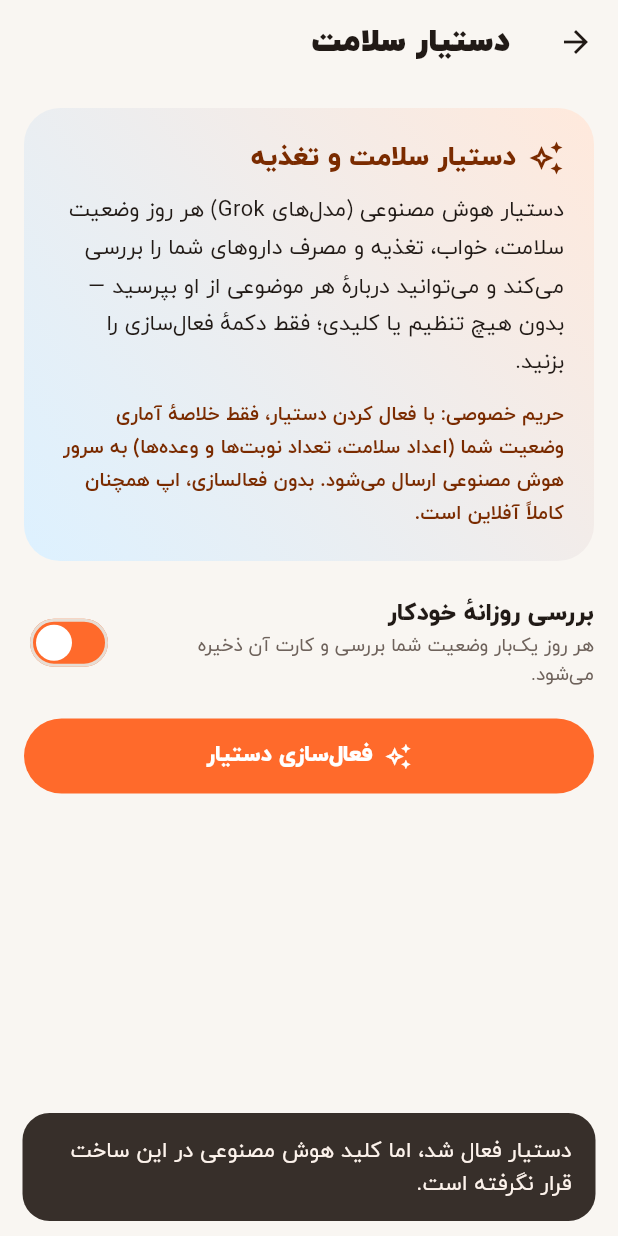
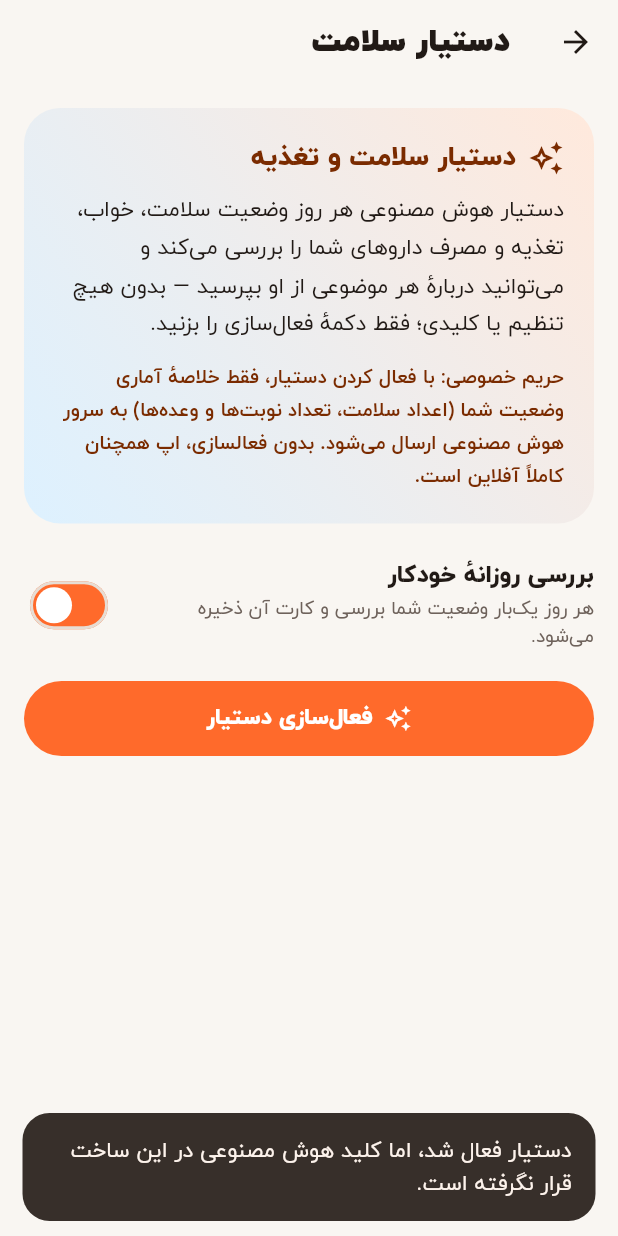
Before and after one commit to ArtinNourafshar/darooyar, a Flutter app: the AiScreen screen opened directly, after a tap on "فعال‌سازی دستیار", on a phone screen of 412 x 824 dp. Run offline on Flutter 3.47's test engine with Material 3 defaults, Android fonts, the light colour scheme and no system bars; our stand-ins replace file_picker, fl_chart, flutter_local_notifications, flutter_timezone, open_filex, pdf and 4 more; accounts and stored records are empty.

Commit message:
تغییر ارائه‌دهندهٔ دستیار از Grok به Google Gemini (تر رایگان، بدون کارت)
- ai_config: کلید از طریق --dart-define پاس می‌شود (هرگز در گیت نیست)؛ نشانی و مدل Gemini
- grok_service.dart -> ai_service.dart با نام‌گذاری بی‌طرف
- ai_provider: پذیرش فقط مدل‌های gemini از مدل ذخیره‌شدهٔ قدیمی
- UI و کامنت‌ها و README: راهنمای دریافت کلید رایگان AI Studio

```diff
--- a/lib/core/settings/settings_repository.dart
+++ b/lib/core/settings/settings_repository.dart
@@ -6,7 +6,7 @@ import 'package:darooyar/core/database/database_service.dart';
 ///
 /// کلیدها:
 /// - `ai_api_key` / `ai_model` — میراث نسخه‌های قبلی (بدون استفاده؛ کلید
-///   Grok اکنون در `ai_config.dart` سازنده ثبت می‌شود)
+///   هوش مصنوعی اکنون در `ai_config.dart` سازنده ثبت می‌شود)
 /// - `ai_enabled` — «1» یعنی کاربر بخش دستیار را فعال کرده (opt-in)
 /// - `ai_daily_check` — «1» یعنی بررسی روزانهٔ خودکار فعال است
 /// - `ai_last_check_day` — آخرین روزِ اجرای بررسی روزانه (yyyy-MM-dd)
--- a/lib/features/ai/ai_config.dart
+++ b/lib/features/ai/ai_config.dart
@@ -1,31 +1,47 @@
-/// پیکربندی هوش مصنوعی دارویار — مدل‌های Grok (xAI).
+/// پیکربندی هوش مصنوعی دارویار — سرویس Google Gemini (AI Studio).
 ///
 /// دستیار برای عموم کاربران نهایی آمادهٔ استفاده است:
 /// - کاربر **هیچ کلیدی وارد نمی‌کند**؛ بخش «دستیار» فقط یک دکمهٔ فعال‌سازی دارد.
-/// - کلید سازنده در همین فایل ثبت می‌شود و همراهٔ هر درخواست به سرور xAI
+/// - کلید سازنده در همین فایل ثبت می‌شود و همراهٔ هر درخواست به سرور Google
 ///   می‌رود (بدون سرور واسط).
 ///
-/// ⚠️ نکتهٔ امنیتی برای توسعه‌دهنده: هر کلیدی که اینجا بگذاری در خروجی
-/// نهایی (APK/ exe) قابل استخراج است؛ بنابراین در کنسول xAI حتماً
-/// **Spend Cap** (سقف مصرف) و هشدار مصرف فعال کن و کلید را دوره‌ای تعویض کن.
+/// چرا Gemini؟ کلید AI Studio **رایگان و بدون کارت بانکی** ساخته می‌شود و تر
+/// رایگان (Free tier) آن برای استفادهٔ شخصی کافی است. مدل پیش‌فرض
+/// `gemini-3.6-flash` است: سریع، ارزان (در تر پولی) و فارسیِ عالی.
 ///
-/// روش دریافت کلید:
-/// 1) ثبت‌نام رایگان در console.x.ai
-/// 2) ساخت کلید از صفحهٔ API Keys (شروع با `xai-`)
-/// 3) شارژ حساب در سربرگ Billing (پرداخت به ازای مصرف؛ بدون اشتراک)
+/// endpoint سازگار با OpenAI (`/v1beta/openai`) استفاده می‌شود تا سرویس
+/// موجود (`ai_service.dart`) بدون تغییر کار کند.
+///
+/// ⚠️ نکات:
+/// - کلید داخل خروجی نهایی (APK/exe) قابل استخراج است؛ در AI Studio دوره‌ای
+///   کلید را Regenerate کن و سقف‌های Free tier را نادیده نگیر.
+/// - سرور گوگل ممکن است بدون VPN از ایران در دسترس نباشد؛ اگر اتصال نشد
+///   پیام خطای «اتصال برقرار نشد» به کاربر نشان داده می‌شود.
+///
+/// روش دریافت کلید رایگان (یک بار، ۲ دقیقه):
+/// 1) ورود به aistudio.google.com با حساب گوگل — بدون کارت
+/// 2) ساخت کلید از بخش «Get API key» (شروع با `AQ.`)
+/// 3) کلید را هنگام ساخت با `--dart-define=DAROOYAR_AI_KEY=AQ.…` پاس بده
+///    (در گیت ذخیره نمی‌شود؛ فقط در باینری منتشرشده جاسازی می‌شود)
 library;
 
-/// کلید API سازنده (با `xai-` شروع می‌شود).
+/// کلید API سازنده در Google AI Studio (با `AQ.` شروع می‌شود).
 ///
-/// خالی بماند یعنی ساخت حاضر پشتیبانی نشده و پیام «کلید تنظیم نشده»
+/// کلید **هرگز در گیت کامیت نمی‌شود** (GitHub Push Protection آن را بلاک می‌کند)؛
+/// هنگام ساخت با `--dart-define=DAROOYAR_AI_KEY=AQ.…` پاس داده می‌شود:
+/// `flutter build apk --release --dart-define=DAROOYAR_AI_KEY=AQ.…`
+///
+/// خالی بماند یعنی ساخت بدون کلید است و پیام «کلید تنظیم نشده»
 /// به کاربر نمایش داده می‌شود.
-const String kGrokApiKey = '';
+const String kAiApiKey = String.fromEnvironment('DAROOYAR_AI_KEY');
 
-/// نشانی پایهٔ API (سازگار با SDKهای OpenAI).
-const String kGrokBaseUrl = 'https://api.x.ai/v1';
+/// نشانی پایهٔ API — endpoint سازگار با OpenAI در Gemini.
+const String kAiBaseUrl =
+    'https://generativelanguage.googleapis.com/v1beta/openai';
 
-/// مدل پیش‌فرض: ارزان‌ترین مدل پشتیبانی‌شدهٔ فعلی.
+/// مدل پیش‌فرض: سریع‌ترین مدلِ فعالِ رایگان.
 ///
-/// - `grok-4.3` — ارزان (پیشنهادی برای عموم)
-/// - `grok-4.5` / `grok-4.7` — مدل‌های جدیدتر و گران‌تر
-const String kGrokDefaultModel = 'grok-4.3';
+/// - `gemini-3.6-flash` — پیشنهادی؛ سریع و فارسی عالی
+/// - `gemini-3.5-flash` — جایگزین
+/// - `gemini-3.5-flash-lite` — سبک‌تر و معمولاً خلوت‌تر
+const String kAiDefaultModel = 'gemini-3.6-flash';
--- a/lib/features/ai/ai_provider.dart
+++ b/lib/features/ai/ai_provider.dart
@@ -5,7 +5,7 @@ import 'package:darooyar/core/utils/persian_utils.dart';
 import 'package:darooyar/features/ai/ai_config.dart';
 import 'package:darooyar/features/ai/ai_insight_repository.dart';
 import 'package:darooyar/features/ai/ai_prompts.dart';
-import 'package:darooyar/features/ai/grok_service.dart';
+import 'package:darooyar/features/ai/ai_service.dart';
 
 /// یک پیام چت (کاربر یا مدل).
 class AiMessage {
@@ -19,20 +19,20 @@ class AiMessage {
 /// وضعیت بخش «دستیار»: تنظیمات opt-in، چت و بررسی روزانه.
 class AiProvider extends ChangeNotifier {
   AiProvider({
-    GrokService? service,
+    AiService? service,
     SettingsRepository? settings,
     AiInsightRepository? insights,
-  })  : _service = service ?? const GrokService(),
+  })  : _service = service ?? const AiService(),
         _settings = settings ?? const SettingsRepository(),
         _insights = insights ?? const AiInsightRepository();
 
-  final GrokService _service;
+  final AiService _service;
   final SettingsRepository _settings;
   final AiInsightRepository _insights;
 
   bool _enabled = false;
   bool _dailyCheck = true;
-  String _model = kGrokDefaultModel;
+  String _model = kAiDefaultModel;
   String? _lastCheckDay;
 
   bool _busy = false;
@@ -47,7 +47,7 @@ class AiProvider extends ChangeNotifier {
   bool get dailyCheck => _dailyCheck;
 
   /// آیا کلید سازنده در این ساخت قرار دارد؟ (کاربر چیزی وارد نمی‌کند)
-  bool get hasApiKey => kGrokApiKey.trim().isNotEmpty;
+  bool get hasApiKey => kAiApiKey.trim().isNotEmpty;
   String get model => _model;
   bool get busy => _busy;
   bool get loading => _loading;
@@ -65,10 +65,13 @@ class AiProvider extends ChangeNotifier {
     try {
       _enabled = await _settings.getBool(SettingKeys.aiEnabled);
       _dailyCheck = await _settings.getBool(SettingKeys.aiDailyCheck, orElse: true);
-      final storedModel = await _settings.get(SettingKeys.aiModel);
-      _model = (storedModel == null || storedModel.trim().isEmpty)
-          ? kGrokDefaultModel
-          : storedModel.trim();
+      // مدل ذخیره‌شدهٔ نسخه‌های قبلی (مثلاً grok-4.3) روی Gemini کار نمی‌کند؛
+      // فقط مدل‌های gemini معتبرند وگرنه مدل پیش‌فرض.
+      final storedModel = (await _settings.get(SettingKeys.aiModel)) ?? '';
+      final normalized = storedModel.trim().toLowerCase();
+      _model = normalized.startsWith('gemini')
+          ? normalized
+          : kAiDefaultModel;
       _lastCheckDay = await _settings.get(SettingKeys.aiLastCheckDay);
       _dailyInsight = await _insights.latest('daily');
     } catch (e) {
--- a/lib/features/ai/ai_screen.dart
+++ b/lib/features/ai/ai_screen.dart
@@ -102,7 +102,7 @@ class _AiScreenState extends State<AiScreen> {
               ),
               const SizedBox(height: 10),
               const Text(
-                'دستیار هوش مصنوعی (مدل‌های Grok) هر روز وضعیت سلامت، خواب، '
+                'دستیار هوش مصنوعی هر روز وضعیت سلامت، خواب، '
                 'تغذیه و مصرف داروهای شما را بررسی می‌کند و می‌توانید دربارهٔ '
                 'هر موضوعی از او بپرسید — بدون هیچ تنظیم یا کلیدی؛ فقط '
                 'دکمهٔ فعال‌سازی را بزنید.',
```
Also changed, not shown: lib/features/ai/ai_service.dart (renamed from lib/features/ai/grok_service.dart, +12 -12 lines), 1 other file.
